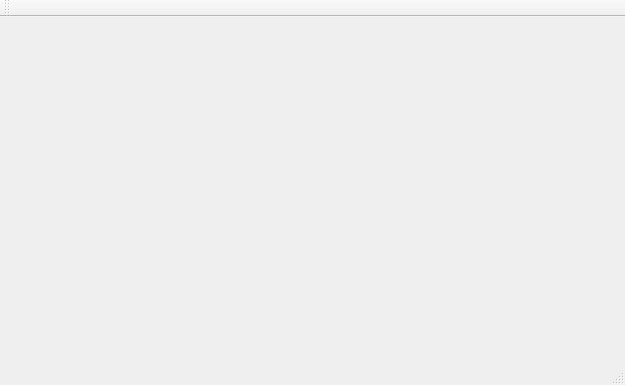
This is Qt_Plot/mainwindow.ui in Shawn-Hu/Qt_Example as Qt 5 draws it before an edit. The edited form follows.
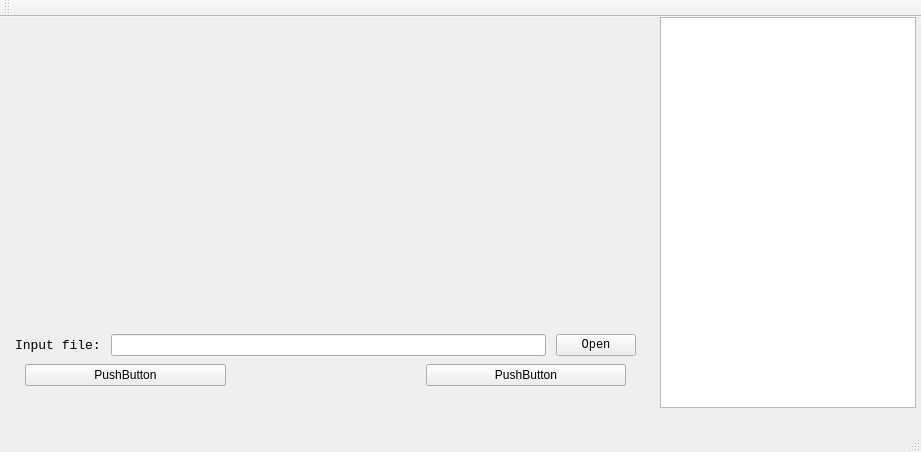
This is the edited form. Custom widgets are drawn as their Qt base class.

Commit message: MVC model ready and plot ready

The edit to the form file:
```diff
--- a/Qt_Plot/mainwindow.ui
+++ b/Qt_Plot/mainwindow.ui
@@ -6,14 +6,136 @@
    <rect>
     <x>0</x>
     <y>0</y>
-    <width>625</width>
-    <height>385</height>
+    <width>921</width>
+    <height>452</height>
    </rect>
   </property>
   <property name="windowTitle">
    <string>MainWindow</string>
   </property>
-  <widget class="QWidget" name="centralWidget"/>
+  <widget class="QWidget" name="centralWidget">
+   <widget class="QWidget" name="verticalLayoutWidget">
+    <property name="geometry">
+     <rect>
+      <x>0</x>
+      <y>310</y>
+      <width>651</width>
+      <height>66</height>
+     </rect>
+    </property>
+    <layout class="QVBoxLayout" name="verticalLayout">
+     <property name="leftMargin">
+      <number>5</number>
+     </property>
+     <property name="topMargin">
+      <number>5</number>
+     </property>
+     <property name="rightMargin">
+      <number>5</number>
+     </property>
+     <property name="bottomMargin">
+      <number>5</number>
+     </property>
+     <item>
+      <layout class="QHBoxLayout" name="horizontalLayout_2">
+       <property name="spacing">
+        <number>10</number>
+       </property>
+       <property name="leftMargin">
+        <number>10</number>
+       </property>
+       <property name="rightMargin">
+        <number>10</number>
+       </property>
+       <item>
+        <widget class="QLabel" name="label">
+         <property name="font">
+          <font>
+           <family>Consolas</family>
+           <pointsize>10</pointsize>
+          </font>
+         </property>
+         <property name="locale">
+          <locale language="English" country="UnitedStates"/>
+         </property>
+         <property name="text">
+          <string>Input file:</string>
+         </property>
+        </widget>
+       </item>
+       <item>
+        <widget class="QLineEdit" name="lineEdit">
+         <property name="font">
+          <font>
+           <family>Consolas</family>
+          </font>
+         </property>
+        </widget>
+       </item>
+       <item>
+        <widget class="QPushButton" name="pushButton">
+         <property name="font">
+          <font>
+           <family>Consolas</family>
+          </font>
+         </property>
+         <property name="text">
+          <string>Open</string>
+         </property>
+        </widget>
+       </item>
+      </layout>
+     </item>
+     <item>
+      <layout class="QHBoxLayout" name="horizontalLayout_3">
+       <property name="spacing">
+        <number>200</number>
+       </property>
+       <property name="leftMargin">
+        <number>20</number>
+       </property>
+       <property name="rightMargin">
+        <number>20</number>
+       </property>
+       <item>
+        <widget class="QPushButton" name="pushButton_3">
+         <property name="text">
+          <string>PushButton</string>
+         </property>
+        </widget>
+       </item>
+       <item>
+        <widget class="QPushButton" name="pushButton_2">
+         <property name="text">
+          <string>PushButton</string>
+         </property>
+        </widget>
+       </item>
+      </layout>
+     </item>
+    </layout>
+   </widget>
+   <widget class="QCustomPlot" name="customPlot" native="true">
+    <property name="geometry">
+     <rect>
+      <x>10</x>
+      <y>10</y>
+      <width>641</width>
+      <height>291</height>
+     </rect>
+    </property>
+   </widget>
+   <widget class="QTableView" name="tableView">
+    <property name="geometry">
+     <rect>
+      <x>660</x>
+      <y>0</y>
+      <width>256</width>
+      <height>391</height>
+     </rect>
+    </property>
+   </widget>
+  </widget>
   <widget class="QMenuBar" name="menuBar">
    <property name="geometry">
     <rect>
@@ -35,6 +157,14 @@
   <widget class="QStatusBar" name="statusBar"/>
  </widget>
  <layoutdefault spacing="6" margin="11"/>
+ <customwidgets>
+  <customwidget>
+   <class>QCustomPlot</class>
+   <extends>QWidget</extends>
+   <header location="global">../../qcustomplot.h</header>
+   <container>1</container>
+  </customwidget>
+ </customwidgets>
  <resources/>
  <connections/>
 </ui>
```
Left out of the diff: 5 changed lines with no effect on the pictures. The commit also changes 19 other files.
